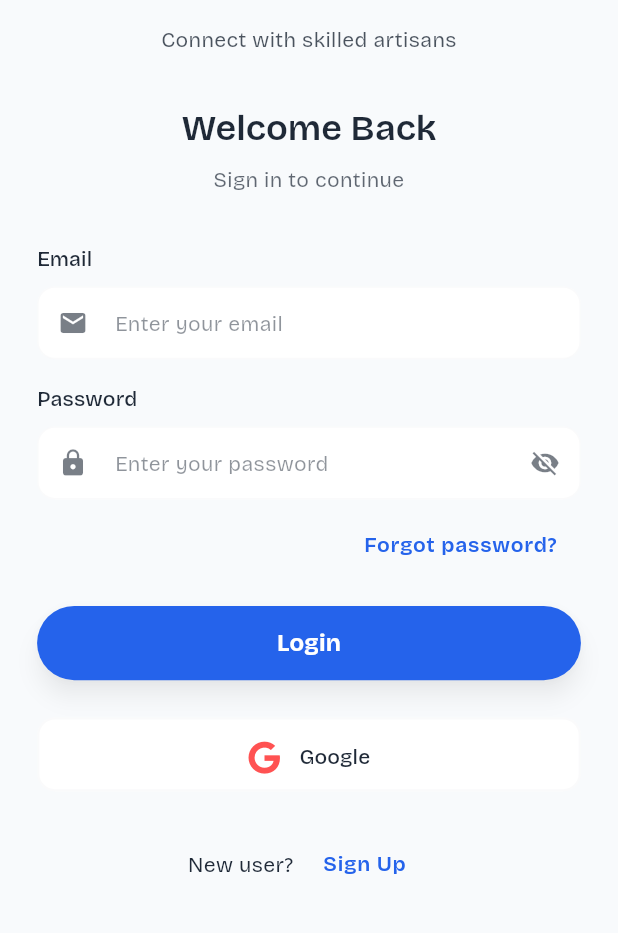
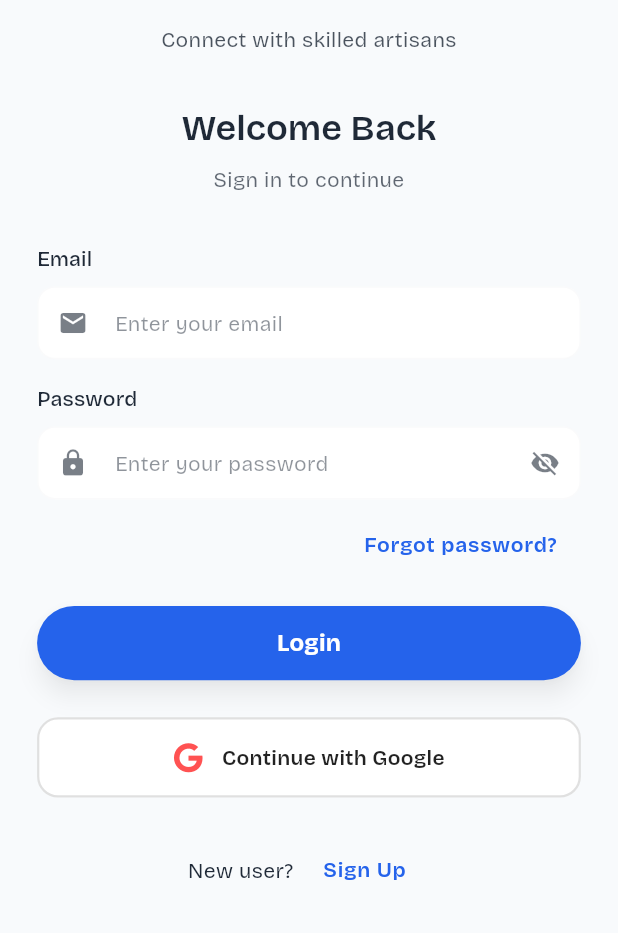
Before and after one commit to companydevs/skill-link-gh, a Flutter app: the LoginScreen screen opened by its route, on a phone screen of 412 x 824 dp, the part 303-1236 px from its top. Run offline on Flutter 3.47's test engine with Material 3 defaults, Android fonts, the phone set to English and light mode, and no system bars; our stand-ins replace app_links, cached_network_image, carousel_slider, cloud_firestore, cloud_functions, connectivity_plus and 26 more; missing offline and left inert: firebase_app_check, flutter_paystack_plus, mobile_scanner, video_compress; accounts and stored records are empty; network calls fail.

Commit message:
Apr 5, 2026, 10:17 PM

```diff
--- a/skill_link_gh/lib/presentation/login_screen/login_screen.dart
+++ b/skill_link_gh/lib/presentation/login_screen/login_screen.dart
@@ -5,6 +5,7 @@ import 'package:flutter/material.dart';
 import 'package:flutter/services.dart';
 import 'package:flutter_riverpod/flutter_riverpod.dart';
 import 'package:font_awesome_flutter/font_awesome_flutter.dart';
+import 'package:loading_animation_widget/loading_animation_widget.dart';
 import 'package:sizer/sizer.dart';
 import 'package:skill_link_gh/data/repository/auth_repository.dart';
 import 'package:skill_link_gh/provider/profile_provider.dart';
@@ -299,8 +300,10 @@ class _LoginScreenState extends ConsumerState<LoginScreen> {
     final theme = Theme.of(context);
 
     return Scaffold(
-      body: SafeArea(
-        child: SingleChildScrollView(
+      body: Stack(
+        children: [
+          SafeArea(
+            child: SingleChildScrollView(
           physics: const BouncingScrollPhysics(),
           padding: EdgeInsets.symmetric(horizontal: 6.w),
           child: Column(
--- a/skill_link_gh/lib/presentation/login_screen/widgets/social_login_button.dart
+++ b/skill_link_gh/lib/presentation/login_screen/widgets/social_login_button.dart
@@ -22,46 +22,37 @@ class SocialLoginButton extends StatelessWidget {
   @override
   Widget build(BuildContext context) {
     final theme = Theme.of(context);
+    final isDark = theme.brightness == Brightness.dark;
 
     return SizedBox(
       width: double.infinity,
-      height: 6.h,
+      height: 6.5.h,
       child: OutlinedButton(
         onPressed: isLoading ? null : onTap,
         style: OutlinedButton.styleFrom(
-          backgroundColor: theme.colorScheme.surface,
+          backgroundColor: isDark ? const Color(0xFF2A2A2A) : Colors.white,
           side: BorderSide(
-            color: theme.colorScheme.outline.withOpacity(0.2),
+            color: isDark
+                ? Colors.white.withValues(alpha: 0.12)
+                : Colors.black.withValues(alpha: 0.12),
             width: 1.5,
           ),
           shape: RoundedRectangleBorder(
-            borderRadius: BorderRadius.circular(12),
+            borderRadius: BorderRadius.circular(14),
           ),
+          elevation: 0,
         ),
-        child: isLoading
-            ? SizedBox(
-                width: 20,
-                height: 20,
-                child: CircularProgressIndicator(
-                  strokeWidth: 2,
-                  valueColor: AlwaysStoppedAnimation(
-                    theme.colorScheme.primary,
-                  ),
-                ),
-              )
-            : Row(
+        child: Row(
           mainAxisAlignment: MainAxisAlignment.center,
           children: [
-                  FaIcon(
-                    icon,
-                    size: 22,
-                    color: iconColor,
-                  ),
+            FaIcon(icon, size: 20, color: iconColor),
             SizedBox(width: 3.w),
             Text(
-                    provider,
+              'Continue with $provider',
               style: theme.textTheme.labelLarge?.copyWith(
-                      fontWeight: FontWeight.w500,
+                fontWeight: FontWeight.w600,
+                color: isDark ? Colors.white : Colors.black87,
+                letterSpacing: 0.2,
               ),
             ),
           ],
```
Lines whose indentation alone changed are shown as unchanged.
